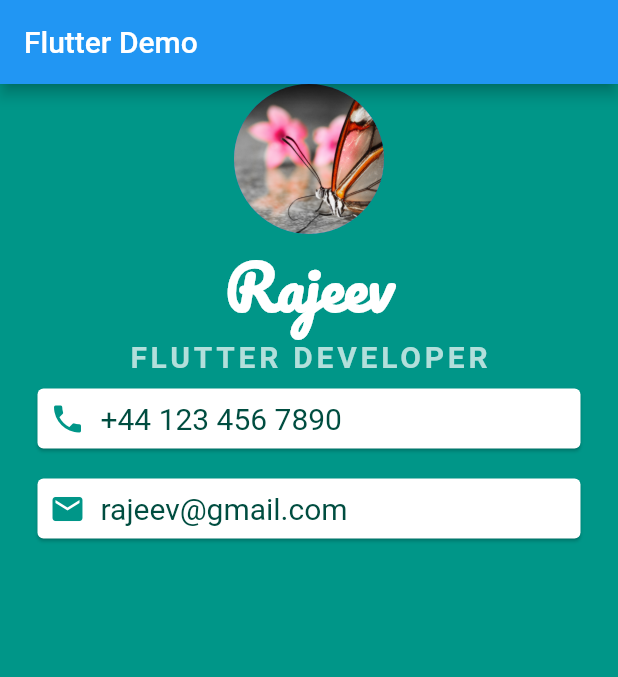
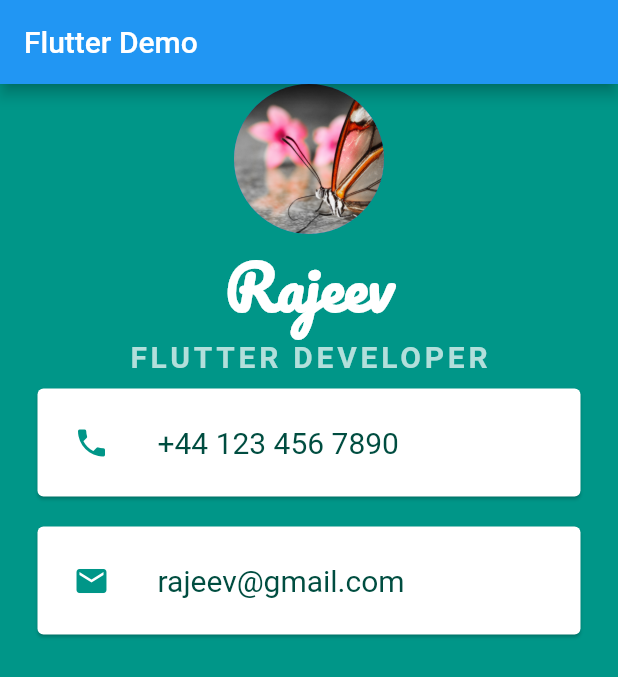
Before and after one commit to rajeevlochansahu/flutter_app_example, a Flutter app: the screen it shows after launch, on a phone screen of 412 x 824 dp. Shown: the top 677 px of the screen. Run offline on Flutter 3.47's test engine with Material 2 defaults, Android fonts, the phone set to English and light mode, and no system bars; Roboto replaces fonts that are missing (Source Sans Pro).

Commit message:
Card widget with ListTile class for Text and Icon

```diff
--- a/lib/main.dart
+++ b/lib/main.dart
@@ -46,21 +46,18 @@ class MyApp extends StatelessWidget {
                 margin: EdgeInsets.symmetric(vertical: 10.0, horizontal: 25.0),
                 child: Padding(
                   padding: const EdgeInsets.all(8.0),
-                  child: Row(
-                    children: [
-                      Icon(
+                  child: ListTile(
+                    leading: Icon(
                       Icons.phone,
                       color: Colors.teal,
                     ),
-                      SizedBox(width: 10.0),
-                      Text(
+                    title: Text(
                       '+44 123 456 7890',
                       style: TextStyle(
                           fontFamily: 'Source Sans Pro',
                           color: Colors.teal.shade900,
                           fontSize: 20.0),
-                      )
-                    ],
+                    ),
                   ),
                 ),
               ),
@@ -69,21 +66,18 @@ class MyApp extends StatelessWidget {
                 margin: EdgeInsets.symmetric(vertical: 10.0, horizontal: 25.0),
                 child: Padding(
                   padding: const EdgeInsets.all(8.0),
-                  child: Row(
-                    children: [
-                      Icon(
+                  child: ListTile(
+                    leading: Icon(
                       Icons.email,
                       color: Colors.teal,
                     ),
-                      SizedBox(width: 10.0),
-                      Text(
+                    title: Text(
                       'rajeev@gmail.com',
                       style: TextStyle(
                           fontFamily: 'Source Sans Pro',
                           color: Colors.teal.shade900,
                           fontSize: 20.0),
-                      )
-                    ],
+                    ),
                   ),
                 ),
               )
```
Lines whose indentation alone changed are shown as unchanged.
